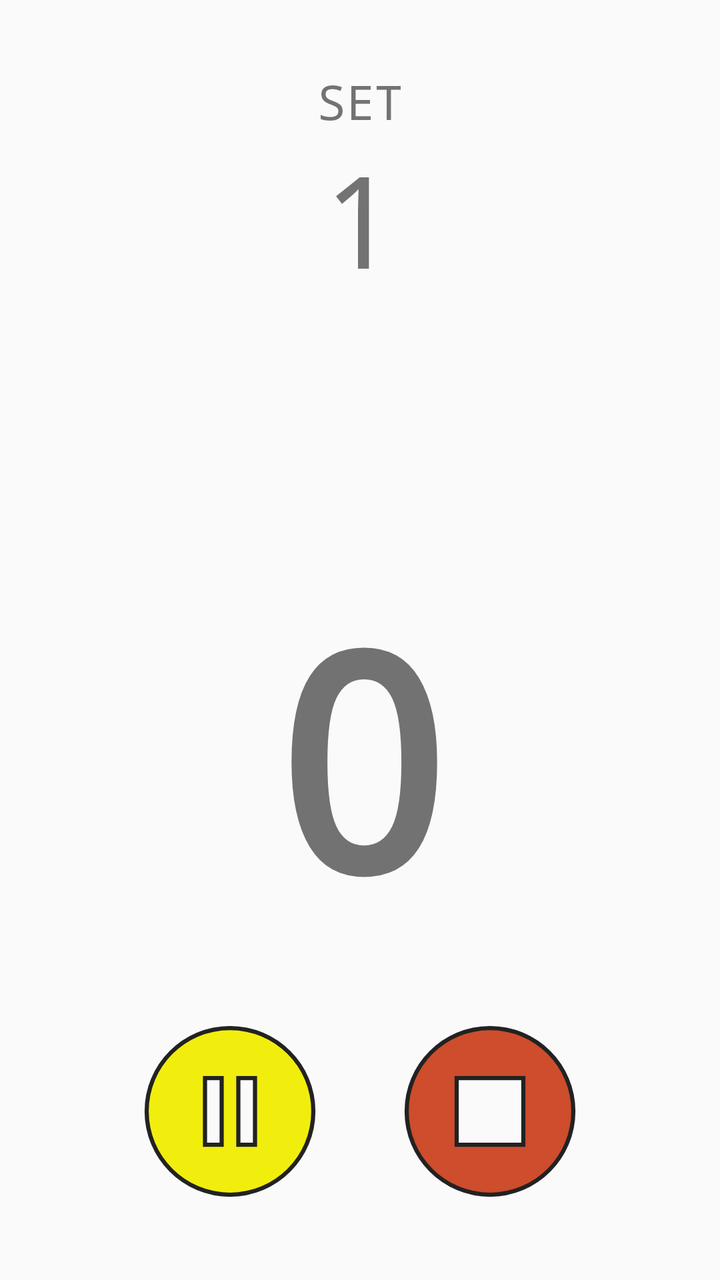
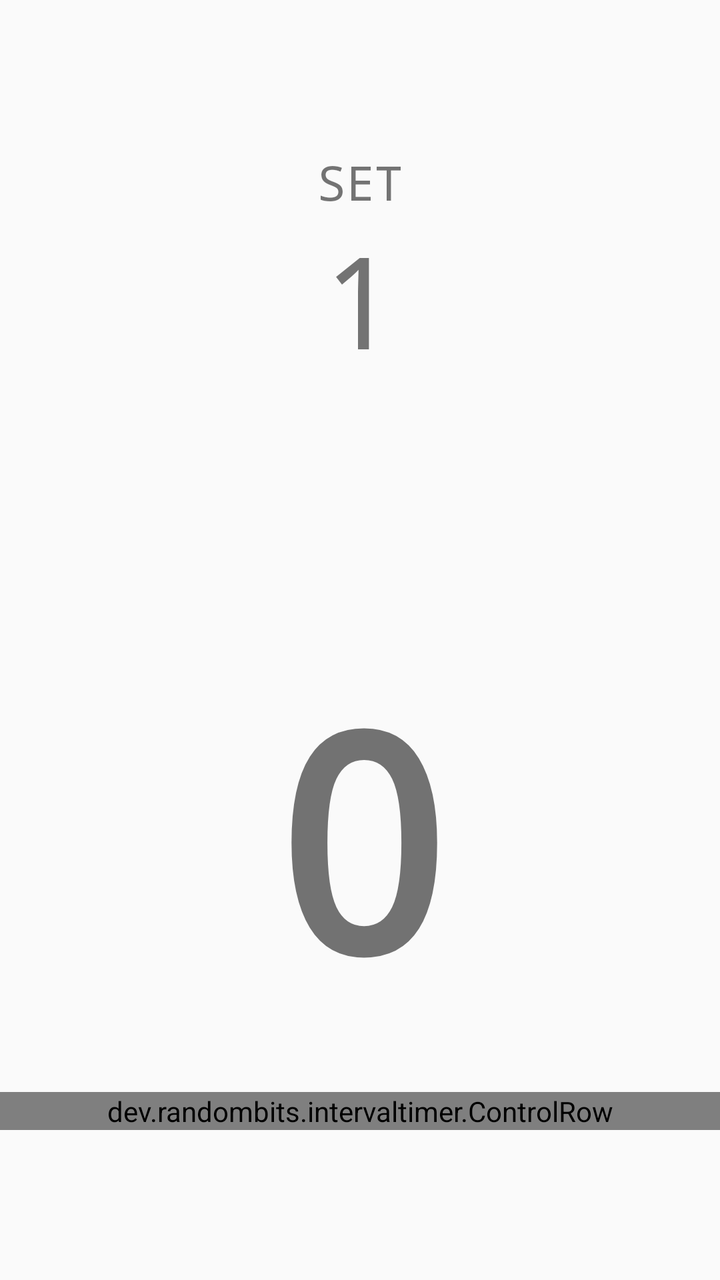

The first picture is an Android layout as it rendered before a commit; the second is the same layout after the commit. The layout source and the unified diff follow.
<!-- AndroidManifest.xml: application theme AppTheme -->
<!-- res/layout/fragment_timer.xml -->
<?xml version="1.0" encoding="utf-8"?>
<LinearLayout xmlns:android="http://schemas.android.com/apk/res/android" xmlns:tools="http://schemas.android.com/tools"
              tools:context="dev.randombits.intervaltimer.TimerFragment"
              android:orientation="vertical"
              android:layout_width="match_parent"
              android:layout_height="match_parent" android:gravity="center_vertical" android:id="@+id/timerLayout">

    <TextView
            android:fontFamily="monospace"
            android:text="@string/set"
            android:textSize="24sp"
            android:layout_width="match_parent"
            android:layout_height="wrap_content" android:textAlignment="center"/>

    <TextView
            android:fontFamily="monospace"
            android:text="1"
            android:textSize="64sp"
            android:layout_width="match_parent"
            android:layout_height="wrap_content" android:id="@+id/setCount" android:textAlignment="center"/>

    <TextView
            android:fontFamily="monospace"
            android:text=""
            android:textSize="65sp"
            android:layout_width="match_parent"
            android:layout_marginTop="20dp"
            android:textStyle="bold"
            android:layout_height="wrap_content" android:id="@+id/status" android:textAlignment="center"/>

    <TextView
            android:id="@+id/timeLeft"
            android:layout_width="match_parent"
            android:layout_height="wrap_content"
            android:layout_marginTop="20dp"
            android:layout_marginBottom="28dp"
            android:fontFamily="monospace"
            android:text="0"
            android:textSize="150sp"
            android:textAlignment="center" android:textStyle="bold"/>

    <LinearLayout android:layout_width="match_parent" android:layout_height="wrap_content"
                  android:orientation="horizontal" android:gravity="center">

        <Button
                android:id="@+id/pauseBtn"
                android:layout_width="100dp"
                android:layout_height="100dp"
                android:layout_gravity="center"
                android:contentDescription="@string/btn_pause"
                android:background="@drawable/pause_circle_120"/>

        <Button
                android:id="@+id/resumeBtn"
                android:visibility="gone"
                android:layout_width="100dp"
                android:layout_height="100dp"
                android:layout_gravity="center"
                android:contentDescription="@string/btn_resume"
                android:background="@drawable/play_circle_120"/>

        <Button
                android:id="@+id/stopBtn"
                android:layout_marginStart="30dp"
                android:layout_width="100dp"
                android:layout_height="100dp"
                android:layout_gravity="center"
                android:contentDescription="@string/btn_stop"
                android:background="@drawable/stop_circle_120"/>
    </LinearLayout>

</LinearLayout>
<!-- resources referenced by this layout -->
<resources>
  <!-- drawable pause_circle_120 (drawable) -->
  <vector android:alpha="1" android:height="120dp"
      android:viewportHeight="24"
      android:viewportWidth="24" android:width="120dp" xmlns:android="http://schemas.android.com/apk/res/android">
      <path android:strokeColor="#222" android:strokeWidth="0.5" android:fillColor="@color/pauseBtn" android:pathData="M12,2C6.48,2 2,6.48 2,12s4.48,10 10,10s10,-4.48 10,-10S17.52,2 12,2zM11,16H9V8h2V16zM15,16h-2V8h2V16z"/>
  </vector>
  <!-- drawable play_circle_120 (drawable) -->
  <vector android:alpha="1" android:height="120dp"
       android:viewportHeight="24"
      android:viewportWidth="24" android:width="120dp" xmlns:android="http://schemas.android.com/apk/res/android">
      <path android:strokeColor="#222" android:strokeWidth="0.5" android:fillColor="@color/actionBtn" android:pathData="M12,2C6.48,2 2,6.48 2,12s4.48,10 10,10s10,-4.48 10,-10S17.52,2 12,2zM9.5,16.5v-9l7,4.5L9.5,16.5z"/>
  </vector>
  <!-- drawable stop_circle_120 (drawable) -->
  <vector android:alpha="1" android:height="120dp"
     android:viewportHeight="24"
      android:viewportWidth="24" android:width="120dp" xmlns:android="http://schemas.android.com/apk/res/android">
      <path android:strokeColor="#222" android:strokeWidth="0.5" android:fillColor="@color/stopBtn" android:pathData="M12,2C6.48,2 2,6.48 2,12c0,5.52 4.48,10 10,10s10,-4.48 10,-10C22,6.48 17.52,2 12,2zM16,16H8V8h8V16z"/>
  </vector>
  <string name="btn_pause">Pause</string>
  <string name="btn_resume">Resume</string>
  <string name="btn_stop">Stop</string>
  <string name="set">SET</string>
  <style name="AppTheme" parent="Theme.AppCompat.DayNight.DarkActionBar">
          <item name="windowActionBar">false</item>
          <item name="windowNoTitle">true</item>
      </style>
  <color name="pauseBtn">#F1EE0E</color>
  <color name="actionBtn">#88D86C</color>
  <color name="stopBtn">#CD4D2C</color>
</resources>

<!-- the commit's change to res/layout/fragment_timer.xml (unified diff, before → after) -->
@@ -39,8 +39,11 @@
             android:textSize="150sp"
             android:textAlignment="center" android:textStyle="bold"/>
 
-    <LinearLayout android:layout_width="match_parent" android:layout_height="wrap_content"
-                  android:orientation="horizontal" android:gravity="center">
+    <dev.randombits.intervaltimer.ControlRow
+            android:layout_width="match_parent"
+            android:layout_height="wrap_content"
+            android:orientation="horizontal"
+            android:gravity="center">
 
         <Button
                 android:id="@+id/pauseBtn"
@@ -67,6 +70,6 @@
                 android:layout_gravity="center"
                 android:contentDescription="@string/btn_stop"
                 android:background="@drawable/stop_circle_120"/>
-    </LinearLayout>
+    </dev.randombits.intervaltimer.ControlRow>
 
 </LinearLayout>
